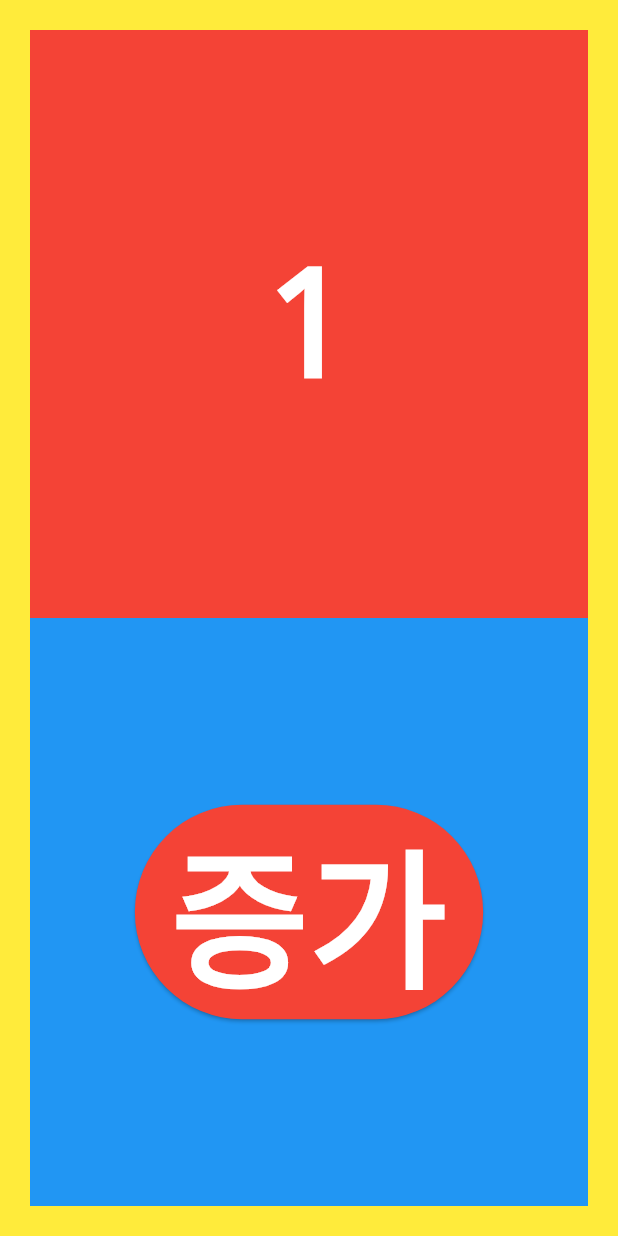
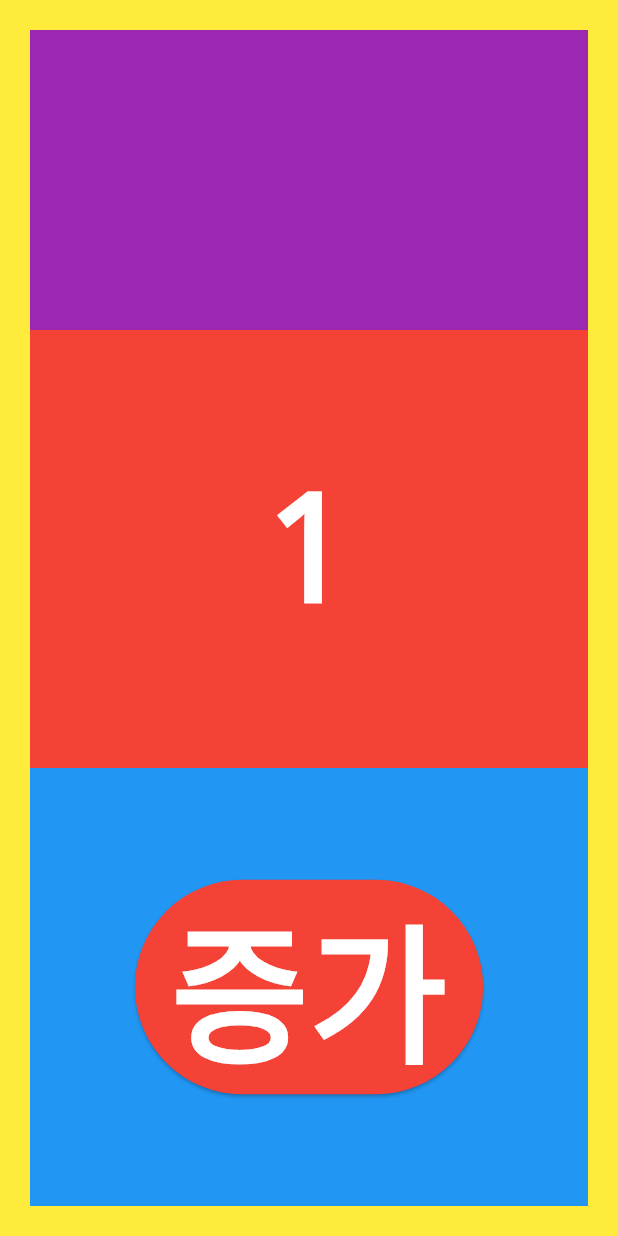
Before and after one commit to KimSoapSoap/flutter-ex01, a Flutter app: the screen it shows after launch, on a phone screen of 412 x 824 dp. Run offline on Flutter 3.47's test engine with Material 3 defaults, Android fonts, the light colour scheme and no system bars.

Commit message:
분리 중

```diff
--- a/lib/main.dart
+++ b/lib/main.dart
@@ -1,6 +1,4 @@
-import 'package:flutter/cupertino.dart';
 import 'package:flutter/material.dart';
-import 'package:flutter/widgets.dart';
 
 void main() {
   runApp(const MyApp());
@@ -18,13 +16,26 @@ class MyApp extends StatelessWidget {
   }
 }
 
+// 1. 부모 클래스 생성 - SF(stateful)로 만들기
+// 2. 부모 클래스가
+// 3. HomePage를 Stateless로 변경
+
 class HomePage extends StatefulWidget {
+  int num = 1;
+
+  void add() {}
+
   @override
   State<HomePage> createState() => _HomePageState();
 }
 
 class _HomePageState extends State<HomePage> {
   int num = 1;
+
+  void add() {
+    num++;
+    setState(() {});
+  }
 
   @override
   Widget build(BuildContext context) {
@@ -35,7 +46,73 @@ class _HomePageState extends State<HomePage> {
         padding: const EdgeInsets.all(20.0),
         child: Column(
           children: [
-            Expanded(
+            Header(),
+            Top(num: num),
+            Bottom(),
+          ],
+        ),
+      ),
+    );
+  }
+}
+
+class Bottom extends StatelessWidget {
+  const Bottom({
+    super.key,
+  });
+
+  @override
+  Widget build(BuildContext context) {
+    print("나는 Bottom");
+    return Expanded(
+      child: Container(
+        color: Colors.blue,
+        child: Align(
+          child: ElevatedButton(
+            style: ElevatedButton.styleFrom(backgroundColor: Colors.red),
+            onPressed: () {},
+            child: Text(
+              "증가",
+              style: TextStyle(
+                color: Colors.white,
+                fontWeight: FontWeight.bold,
+                fontSize: 100,
+              ),
+            ),
+          ),
+        ),
+      ),
+    );
+  }
+}
+
+class Header extends StatelessWidget {
+  const Header({
+    super.key,
+  });
+
+  @override
+  Widget build(BuildContext context) {
+    print("나는 Header");
+    return Container(
+      color: Colors.purple,
+      height: 200,
+    );
+  }
+}
+
+class Top extends StatelessWidget {
+  const Top({
+    super.key,
+    required this.num,
+  });
+
+  final int num;
+
+  @override
+  Widget build(BuildContext context) {
+    print("나는 Top");
+    return Expanded(
       child: Container(
         color: Colors.red,
         child: Align(
@@ -49,33 +126,6 @@ class _HomePageState extends State<HomePage> {
           ),
         ),
       ),
-            ),
-            Expanded(
-              child: Container(
-                color: Colors.blue,
-                child: Align(
-                  child: ElevatedButton(
-                    style:
-                    ElevatedButton.styleFrom(backgroundColor: Colors.red),
-                    onPressed: () {
-                      num++;
-                      setState(() {});
-                    },
-                    child: Text(
-                      "증가",
-                      style: TextStyle(
-                        color: Colors.white,
-                        fontWeight: FontWeight.bold,
-                        fontSize: 100,
-                      ),
-                    ),
-                  ),
-                ),
-              ),
-            ),
-          ],
-        ),
-      ),
     );
   }
 }
```
Lines whose indentation alone changed are shown as unchanged.
